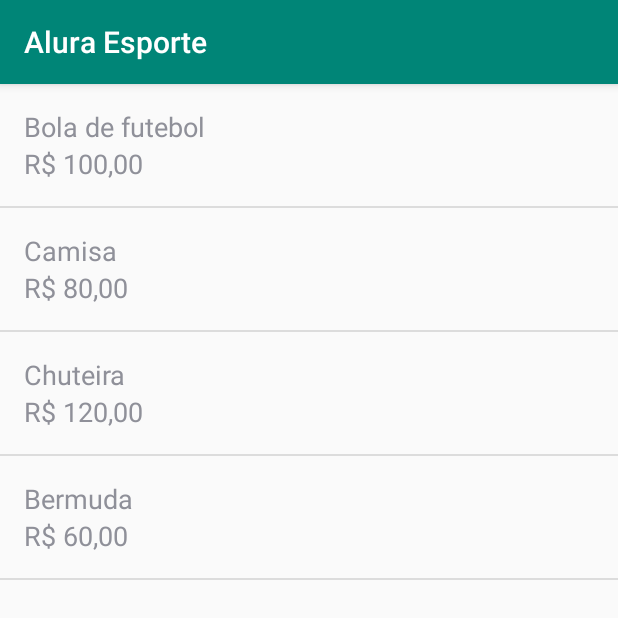
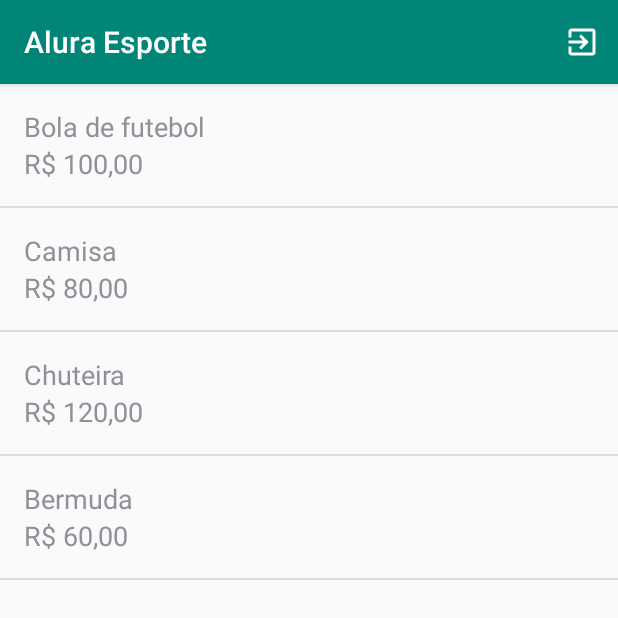
Before and after one commit to Akiira23/kotlin-android-navigation, an Android app: the screen it shows after launch (MainActivity), after a tap on "LOGAR", on a phone screen of 412 x 824 dp, the top half of it. Run offline under Robolectric (Android 15) with nearby library versions, the phone set to English and light mode, and no system bars; our stand-ins replace Room's generated code.

Commit message:
conexoes com acoes globais

```diff
--- a/android-navigation-projeto-inicial/app/src/main/java/br/com/alura/aluraesporte/repository/LoginRepository.kt
+++ b/android-navigation-projeto-inicial/app/src/main/java/br/com/alura/aluraesporte/repository/LoginRepository.kt
@@ -7,11 +7,14 @@ private const val CHAVE_LOGADO = "LOGADO"
 
 class LoginRepository(private val preferences: SharedPreferences) {
 
-    fun loga() {
+    fun loga() = salva(true)
+    fun desloga() = salva(false)
+
+    fun estaLogado(): Boolean = preferences.getBoolean(CHAVE_LOGADO, false)
+
+    private fun salva(estado: Boolean) {
         preferences.edit {
-            putBoolean(CHAVE_LOGADO, true)
+            putBoolean(CHAVE_LOGADO, estado)
         }
     }
-
-    fun estaLogado(): Boolean = preferences.getBoolean(CHAVE_LOGADO, false)
 }
--- a/android-navigation-projeto-inicial/app/src/main/java/br/com/alura/aluraesporte/ui/fragment/ListaProdutosFragment.kt
+++ b/android-navigation-projeto-inicial/app/src/main/java/br/com/alura/aluraesporte/ui/fragment/ListaProdutosFragment.kt
@@ -1,9 +1,7 @@
 package br.com.alura.aluraesporte.ui.fragment
 
 import android.os.Bundle
-import android.view.LayoutInflater
-import android.view.View
-import android.view.ViewGroup
+import android.view.*
 import android.widget.LinearLayout.VERTICAL
 import androidx.fragment.app.Fragment
 import androidx.lifecycle.Observer
@@ -11,6 +9,7 @@ import androidx.navigation.fragment.findNavController
 import androidx.recyclerview.widget.DividerItemDecoration
 import br.com.alura.aluraesporte.R
 import br.com.alura.aluraesporte.ui.recyclerview.adapter.ProdutosAdapter
+import br.com.alura.aluraesporte.ui.viewmodel.LoginViewModel
 import br.com.alura.aluraesporte.ui.viewmodel.ProdutosViewModel
 import kotlinx.android.synthetic.main.lista_produtos.*
 import org.koin.android.ext.android.inject
@@ -19,6 +18,7 @@ import org.koin.android.viewmodel.ext.android.viewModel
 class ListaProdutosFragment : Fragment() {
 
     private val viewModel: ProdutosViewModel by viewModel()
+    private val loginViewModel: LoginViewModel by viewModel()
     private val adapter: ProdutosAdapter by inject()
     private val controlador by lazy {
         findNavController()
@@ -26,7 +26,33 @@ class ListaProdutosFragment : Fragment() {
 
     override fun onCreate(savedInstanceState: Bundle?) {
         super.onCreate(savedInstanceState)
+        verificaEstaLogado()
+        setHasOptionsMenu(true)
         buscaProdutos()
+    }
+
+    private fun verificaEstaLogado() {
+        if (loginViewModel.naoEstaLogado()) {
+            vaiParaLogin()
+        }
+    }
+
+    override fun onCreateOptionsMenu(menu: Menu?, inflater: MenuInflater?) {
+        super.onCreateOptionsMenu(menu, inflater)
+        inflater?.inflate(R.menu.menu_lista_produtos, menu)
+    }
+
+    override fun onOptionsItemSelected(item: MenuItem?): Boolean {
+        if (item?.itemId == R.id.menu_lista_produtos_deslogar) {
+            loginViewModel.desloga()
+            vaiParaLogin()
+        }
+        return super.onOptionsItemSelected(item)
+    }
+
+    private fun vaiParaLogin() {
+        val direcao = ListaProdutosFragmentDirections.acaoGlobalLogin()
+        controlador.navigate(direcao)
     }
 
     private fun buscaProdutos() {
--- a/android-navigation-projeto-inicial/app/src/main/java/br/com/alura/aluraesporte/ui/fragment/LoginFragment.kt
+++ b/android-navigation-projeto-inicial/app/src/main/java/br/com/alura/aluraesporte/ui/fragment/LoginFragment.kt
@@ -28,9 +28,6 @@ class LoginFragment : Fragment() {
 
     override fun onViewCreated(view: View, savedInstanceState: Bundle?) {
         super.onViewCreated(view, savedInstanceState)
-        if (viewModel.estaLogado()) {
-            vaiParaListaProdutos()
-        }
         login_botao_logar.setOnClickListener {
             viewModel.loga()
             vaiParaListaProdutos()
--- a/android-navigation-projeto-inicial/app/src/main/java/br/com/alura/aluraesporte/ui/viewmodel/LoginViewModel.kt
+++ b/android-navigation-projeto-inicial/app/src/main/java/br/com/alura/aluraesporte/ui/viewmodel/LoginViewModel.kt
@@ -10,5 +10,10 @@ class LoginViewModel(private val repository: LoginRepository) :ViewModel() {
     }
 
     fun estaLogado(): Boolean = repository.estaLogado()
+    fun desloga() {
+        repository.desloga()
+    }
+
+    fun naoEstaLogado(): Boolean = !estaLogado()
 
 }
--- /dev/null
+++ b/android-navigation-projeto-inicial/app/src/main/res/drawable/ic_action_deslogar.xml
@@ -0,0 +1,5 @@
+<vector android:height="24dp" android:tint="#FFFFFF"
+    android:viewportHeight="24.0" android:viewportWidth="24.0"
+    android:width="24dp" xmlns:android="http://schemas.android.com/apk/res/android">
+    <path android:fillColor="#FF000000" android:pathData="M10.09,15.59L11.5,17l5,-5 -5,-5 -1.41,1.41L12.67,11H3v2h9.67l-2.58,2.59zM19,3H5c-1.11,0 -2,0.9 -2,2v4h2V5h14v14H5v-4H3v4c0,1.1 0.89,2 2,2h14c1.1,0 2,-0.9 2,-2V5c0,-1.1 -0.9,-2 -2,-2z"/>
+</vector>
--- /dev/null
+++ b/android-navigation-projeto-inicial/app/src/main/res/menu/menu_lista_produtos.xml
@@ -0,0 +1,10 @@
+<?xml version="1.0" encoding="utf-8"?>
+<menu xmlns:app="http://schemas.android.com/apk/res-auto"
+    xmlns:android="http://schemas.android.com/apk/res/android">
+
+    <item
+        android:id="@+id/menu_lista_produtos_deslogar"
+        android:icon="@drawable/ic_action_deslogar"
+        android:title="Deslogar"
+        app:showAsAction="always" />
+</menu>
--- a/android-navigation-projeto-inicial/app/src/main/res/navigation/nav_graph.xml
+++ b/android-navigation-projeto-inicial/app/src/main/res/navigation/nav_graph.xml
@@ -3,7 +3,7 @@
     xmlns:app="http://schemas.android.com/apk/res-auto"
     xmlns:tools="http://schemas.android.com/tools"
     android:id="@+id/nav_graph"
-    app:startDestination="@id/login">
+    app:startDestination="@id/listaProdutos">
     <fragment
         android:id="@+id/listaProdutos"
         android:name="br.com.alura.aluraesporte.ui.fragment.ListaProdutosFragment"
@@ -66,4 +66,13 @@
             app:popUpTo="@+id/login"
             app:popUpToInclusive="true" />
     </fragment>
+    <action
+        android:id="@+id/acao_global_login"
+        app:destination="@id/login"
+        app:enterAnim="@anim/nav_default_enter_anim"
+        app:exitAnim="@anim/nav_default_exit_anim"
+        app:popEnterAnim="@anim/nav_default_pop_enter_anim"
+        app:popExitAnim="@anim/nav_default_pop_exit_anim"
+        app:popUpTo="@+id/listaProdutos"
+        app:popUpToInclusive="true" />
 </navigation>
```
Also changed, not shown: android-navigation-projeto-inicial/app/src/main/java/br/com/alura/aluraesporte/ui/fragment/DetalhesProdutoFragment.kt (+26 -3 lines).
